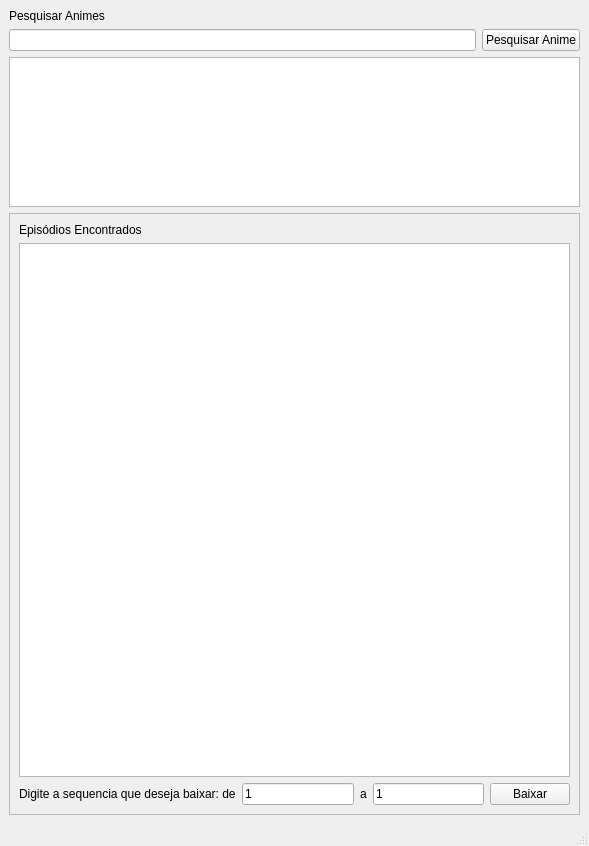
Old version of the form layout_animes.ui in the repository chriscoliveira/animes_download_py.
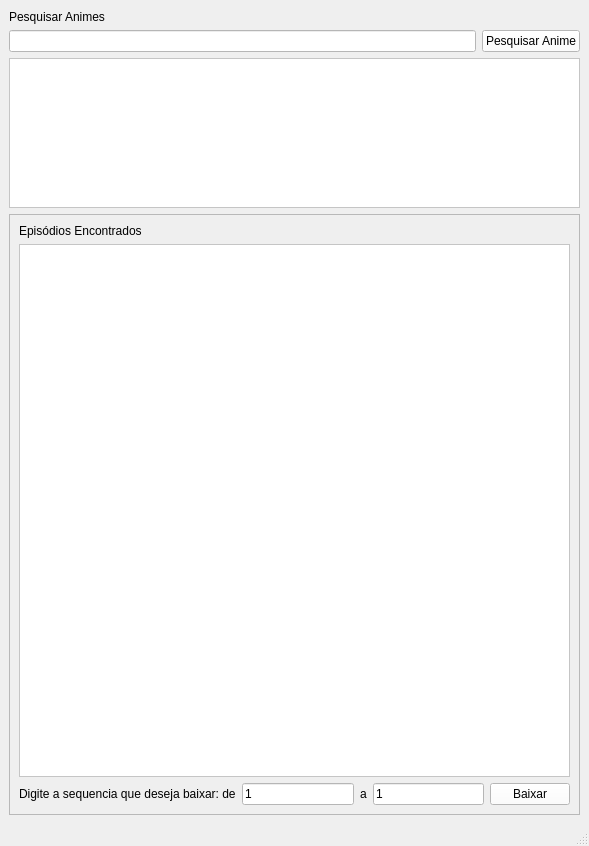
New version of the form.

Diff of the .ui file:
```diff
--- a/layout_animes.ui
+++ b/layout_animes.ui
@@ -19,6 +19,9 @@
      <layout class="QGridLayout" name="gridLayout">
       <item row="1" column="0">
        <widget class="QLineEdit" name="ed_nome">
+        <property name="styleSheet">
+         <string notr="true">background-color: rgb(255, 255, 255);</string>
+        </property>
         <property name="text">
          <string/>
         </property>
@@ -26,6 +29,9 @@
       </item>
       <item row="1" column="1">
        <widget class="QPushButton" name="bt_pesquisar">
+        <property name="styleSheet">
+         <string notr="true">background-color: rgb(255, 255, 255);</string>
+        </property>
         <property name="text">
          <string>Pesquisar Anime</string>
         </property>
@@ -39,6 +45,9 @@
           <height>150</height>
          </size>
         </property>
+        <property name="styleSheet">
+         <string notr="true">background-color: rgb(255, 255, 255);</string>
+        </property>
        </widget>
       </item>
       <item row="3" column="0" colspan="2">
@@ -52,6 +61,9 @@
         <layout class="QGridLayout" name="gridLayout_3">
          <item row="2" column="3">
           <widget class="QLineEdit" name="ed_fim">
+           <property name="styleSheet">
+            <string notr="true">background-color: rgb(255, 255, 255);</string>
+           </property>
            <property name="text">
             <string>1</string>
            </property>
@@ -80,6 +92,9 @@
          </item>
          <item row="2" column="1">
           <widget class="QLineEdit" name="ed_inicio">
+           <property name="styleSheet">
+            <string notr="true">background-color: rgb(255, 255, 255);</string>
+           </property>
            <property name="text">
             <string>1</string>
            </property>
@@ -87,19 +102,38 @@
          </item>
          <item row="2" column="4">
           <widget class="QPushButton" name="bt_baixar_eps">
+           <property name="styleSheet">
+            <string notr="true">background-color: rgb(255, 255, 255);</string>
+           </property>
            <property name="text">
             <string>Baixar</string>
            </property>
           </widget>
          </item>
          <item row="1" column="0" colspan="5">
-          <widget class="QPlainTextEdit" name="lista_epsodios"/>
+          <widget class="QPlainTextEdit" name="lista_epsodios">
+           <property name="styleSheet">
+            <string notr="true">background-color: rgb(255, 255, 255);</string>
+           </property>
+          </widget>
          </item>
         </layout>
        </widget>
       </item>
       <item row="0" column="0" colspan="2">
        <widget class="QLabel" name="label">
+        <property name="minimumSize">
+         <size>
+          <width>0</width>
+          <height>15</height>
+         </size>
+        </property>
+        <property name="maximumSize">
+         <size>
+          <width>500</width>
+          <height>15</height>
+         </size>
+        </property>
         <property name="text">
          <string>Pesquisar Animes</string>
         </property>
```
